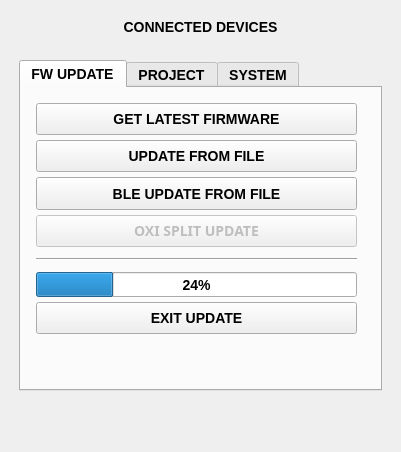
First picture: the form in apps/oxi_desktop/mainwindow.ui, repository OXI-Instruments/OXI-Desktop, before the edit.
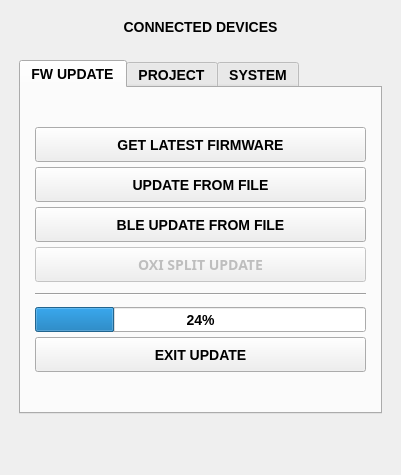
Second picture: the form after the edit. Icons and pictures are not drawn.

Patch:
```diff
--- a/apps/oxi_desktop/mainwindow.ui
+++ b/apps/oxi_desktop/mainwindow.ui
@@ -7,7 +7,7 @@
     <x>0</x>
     <y>0</y>
     <width>401</width>
-    <height>452</height>
+    <height>475</height>
    </rect>
   </property>
   <property name="windowTitle">
@@ -30,8 +30,17 @@
     </sizepolicy>
    </property>
    <layout class="QGridLayout" name="gridLayout_12">
+    <property name="sizeConstraint">
+     <enum>QLayout::SetNoConstraint</enum>
+    </property>
     <item row="0" column="0">
-     <layout class="QGridLayout" name="gridLayout">
+     <layout class="QVBoxLayout" name="verticalLayout_4">
+      <property name="spacing">
+       <number>5</number>
+      </property>
+      <property name="sizeConstraint">
+       <enum>QLayout::SetNoConstraint</enum>
+      </property>
       <property name="leftMargin">
        <number>10</number>
       </property>
@@ -44,56 +53,7 @@
       <property name="bottomMargin">
        <number>5</number>
       </property>
-      <property name="spacing">
-       <number>5</number>
-      </property>
-      <item row="6" column="0">
-       <layout class="QHBoxLayout" name="horizontalLayout">
-        <property name="bottomMargin">
-         <number>0</number>
-        </property>
         <item>
-         <widget class="QLabel" name="logo_label">
-          <property name="text">
-           <string/>
-          </property>
-          <property name="pixmap">
-           <pixmap resource="oxi_desktop.qrc">:/resources/logo.png</pixmap>
-          </property>
-          <property name="alignment">
-           <set>Qt::AlignCenter</set>
-          </property>
-         </widget>
-        </item>
-       </layout>
-      </item>
-      <item row="3" column="0">
-       <widget class="QLabel" name="process_status">
-        <property name="text">
-         <string/>
-        </property>
-        <property name="alignment">
-         <set>Qt::AlignCenter</set>
-        </property>
-       </widget>
-      </item>
-      <item row="1" column="0">
-       <spacer name="verticalSpacer">
-        <property name="orientation">
-         <enum>Qt::Vertical</enum>
-        </property>
-        <property name="sizeType">
-         <enum>QSizePolicy::Maximum</enum>
-        </property>
-        <property name="sizeHint" stdset="0">
-         <size>
-          <width>20</width>
-          <height>20</height>
-         </size>
-        </property>
-       </spacer>
-      </item>
-      <item row="0" column="0">
        <widget class="QLabel" name="connection_status_label">
         <property name="text">
          <string>CONNECTED DEVICES</string>
@@ -103,8 +63,8 @@
         </property>
        </widget>
       </item>
-      <item row="4" column="0">
-       <spacer name="verticalSpacer_3">
+      <item>
+       <spacer name="verticalSpacer">
         <property name="orientation">
          <enum>Qt::Vertical</enum>
         </property>
@@ -114,12 +74,12 @@
         <property name="sizeHint" stdset="0">
          <size>
           <width>20</width>
-          <height>5</height>
+          <height>20</height>
          </size>
         </property>
        </spacer>
       </item>
-      <item row="2" column="0">
+      <item>
        <widget class="QTabWidget" name="tabWidget">
         <property name="sizePolicy">
          <sizepolicy hsizetype="MinimumExpanding" vsizetype="MinimumExpanding">
@@ -137,21 +97,14 @@
          <attribute name="title">
           <string>FW UPDATE</string>
          </attribute>
-         <widget class="QWidget" name="verticalLayoutWidget">
-          <property name="geometry">
-           <rect>
-            <x>10</x>
-            <y>10</y>
-            <width>331</width>
-            <height>241</height>
-           </rect>
-          </property>
+         <layout class="QVBoxLayout" name="verticalLayout_6">
+          <item>
           <layout class="QVBoxLayout" name="verticalLayout">
            <property name="spacing">
             <number>5</number>
            </property>
            <property name="sizeConstraint">
-            <enum>QLayout::SetNoConstraint</enum>
+             <enum>QLayout::SetDefaultConstraint</enum>
            </property>
            <property name="leftMargin">
             <number>5</number>
@@ -323,11 +276,17 @@
               <bool>true</bool>
              </property>
              <property name="sizePolicy">
-              <sizepolicy hsizetype="MinimumExpanding" vsizetype="Maximum">
+               <sizepolicy hsizetype="Minimum" vsizetype="Maximum">
                <horstretch>0</horstretch>
                <verstretch>0</verstretch>
               </sizepolicy>
              </property>
+              <property name="minimumSize">
+               <size>
+                <width>0</width>
+                <height>30</height>
+               </size>
+              </property>
              <property name="maximumSize">
               <size>
                <width>16777215</width>
@@ -340,7 +299,8 @@
             </widget>
            </item>
           </layout>
-         </widget>
+          </item>
+         </layout>
         </widget>
         <widget class="QWidget" name="tab_project">
          <attribute name="title">
@@ -352,7 +312,7 @@
             <x>20</x>
             <y>10</y>
             <width>321</width>
-            <height>241</height>
+            <height>246</height>
            </rect>
           </property>
           <layout class="QVBoxLayout" name="verticalLayout_2">
@@ -668,6 +628,52 @@
         </widget>
        </widget>
       </item>
+      <item>
+       <widget class="QLabel" name="process_status">
+        <property name="text">
+         <string/>
+        </property>
+        <property name="alignment">
+         <set>Qt::AlignCenter</set>
+        </property>
+       </widget>
+      </item>
+      <item>
+       <spacer name="verticalSpacer_3">
+        <property name="orientation">
+         <enum>Qt::Vertical</enum>
+        </property>
+        <property name="sizeType">
+         <enum>QSizePolicy::Maximum</enum>
+        </property>
+        <property name="sizeHint" stdset="0">
+         <size>
+          <width>20</width>
+          <height>5</height>
+         </size>
+        </property>
+       </spacer>
+      </item>
+      <item>
+       <layout class="QVBoxLayout" name="verticalLayout_5">
+        <property name="bottomMargin">
+         <number>0</number>
+        </property>
+        <item>
+         <widget class="QLabel" name="logo_label">
+          <property name="text">
+           <string/>
+          </property>
+          <property name="pixmap">
+           <pixmap resource="oxi_desktop.qrc">:/resources/logo.png</pixmap>
+          </property>
+          <property name="alignment">
+           <set>Qt::AlignCenter</set>
+          </property>
+         </widget>
+        </item>
+       </layout>
+      </item>
      </layout>
     </item>
    </layout>
```
Lines whose indentation alone changed are shown as unchanged.
